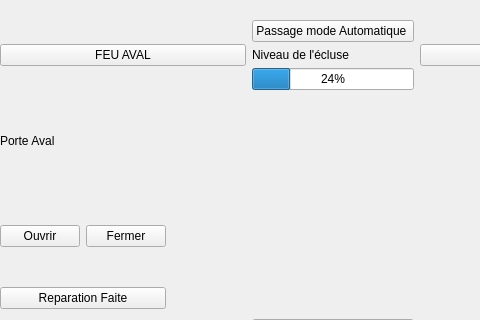
This is expert.ui in Alpam/Ecluse as Qt 5 draws it before an edit; both pictures show x 0 to 480 and y 0 to 320 of the 697 by 507 pixel window. The edited form follows.
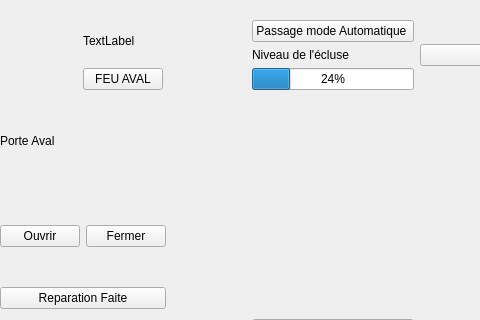
This is the edited form.

Patch:
```diff
--- a/expert.ui
+++ b/expert.ui
@@ -237,13 +237,46 @@
     </item>
     <item row="0" column="1" colspan="3">
      <layout class="QGridLayout" name="gridLayout_3">
-      <item row="0" column="0">
+      <item row="1" column="1">
        <widget class="QPushButton" name="boutonFeuAval">
         <property name="text">
          <string>FEU AVAL</string>
         </property>
        </widget>
       </item>
+      <item row="1" column="0">
+       <spacer name="horizontalSpacer_3">
+        <property name="orientation">
+         <enum>Qt::Horizontal</enum>
+        </property>
+        <property name="sizeHint" stdset="0">
+         <size>
+          <width>40</width>
+          <height>20</height>
+         </size>
+        </property>
+       </spacer>
+      </item>
+      <item row="1" column="2">
+       <spacer name="horizontalSpacer_4">
+        <property name="orientation">
+         <enum>Qt::Horizontal</enum>
+        </property>
+        <property name="sizeHint" stdset="0">
+         <size>
+          <width>40</width>
+          <height>20</height>
+         </size>
+        </property>
+       </spacer>
+      </item>
+      <item row="0" column="1">
+       <widget class="QLabel" name="label_5">
+        <property name="text">
+         <string>TextLabel</string>
+        </property>
+       </widget>
+      </item>
      </layout>
     </item>
    </layout>
```
